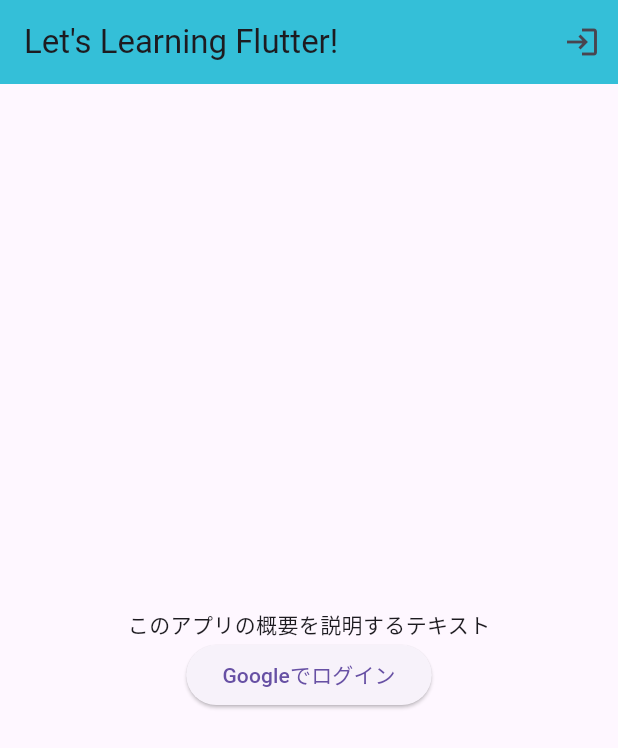
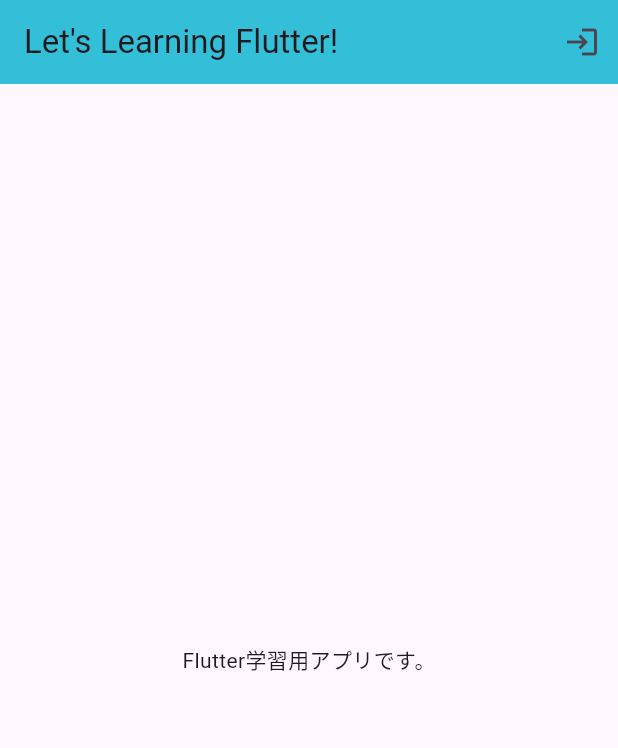
Before and after one commit to pochi-pochi/learning_flutter, a Flutter app: the screen it shows after launch, after a tap on the "login" icon, on a phone screen of 412 x 824 dp. Shown: the top 748 px of the screen. Run offline on Flutter 3.47's test engine with Material 3 defaults, Android fonts, the phone set to English and light mode, and no system bars; our stand-ins replace firebase_auth, firebase_core, google_sign_in; accounts and stored records are empty.

Commit message:
[add]googleログイン機能の追加

```diff
--- a/lib/main.dart
+++ b/lib/main.dart
@@ -1,24 +1,31 @@
 import 'package:flutter/material.dart';
+import 'package:provider/provider.dart';
 import 'package:firebase_core/firebase_core.dart';
+import 'services/authentication_service.dart';
 import 'screens/introduction_screen.dart';
-import 'screens/home_screen.dart';
+import 'package:firebase_auth/firebase_auth.dart';
 import 'config/firebase_options.dart';
 
 void main() async {
   WidgetsFlutterBinding.ensureInitialized();
   await Firebase.initializeApp(options: DefaultFirebaseOptions.currentPlatform);
+
   runApp(MyApp());
 }
 
 class MyApp extends StatelessWidget {
   @override
   Widget build(BuildContext context) {
-    return MaterialApp(
-      title: 'Flutter Learning App',
-      theme: ThemeData(
-        primarySwatch: Colors.blue,
+    return Provider<AuthenticationService>(
+      // AuthenticationServiceのインスタンスを作成
+      create: (_) => AuthenticationService(FirebaseAuth.instance),
+      child: MaterialApp(
+        title: 'Let\'s Learning Flutter!',
+        theme: ThemeData(
+          primarySwatch: Colors.blue,
+        ),
+        home: IntroductionScreen(), // 最初に表示する画面
       ),
-      home: IntroductionScreen(),
     );
   }
 }
--- a/lib/screens/introduction_screen.dart
+++ b/lib/screens/introduction_screen.dart
@@ -6,27 +6,32 @@ import 'home_screen.dart';
 class IntroductionScreen extends StatelessWidget {
   @override
   Widget build(BuildContext context) {
+    // AuthenticationServiceを取得
+    final authService = Provider.of<AuthenticationService>(context, listen: false);
+
     return Scaffold(
       appBar: AppBar(title: const Text('Let\'s Learning Flutter!'),
       backgroundColor: const Color.fromARGB(255, 52, 191, 216),
       actions: <Widget>[
-        IconButton(onPressed: (){
-          context.read<AuthenticationService>().signInWithGoogle();
-        }, icon: const Icon(Icons.login))
+        IconButton(onPressed: () async {
+            // Googleでサインイン
+            final googleUser = await authService.signInWithGoogle();
+            if (googleUser != null) {
+              print("googleログイン成功!");
+              // Firebaseにサインイン
+              final firebaseUser = await authService.signInWithFirebase(googleUser);
+              if (firebaseUser != null) {
+                // ホーム画面にナビゲート
+                Navigator.pushReplacement(
+                  context,
+                  MaterialPageRoute(builder: (context) => HomeScreen()),
+                );
+              }
+            }
+          }, icon: const Icon(Icons.login))
       ],),
-      body: Center(
-        child: Column(
-          mainAxisAlignment: MainAxisAlignment.center,
-          children: <Widget>[
-            Text('このアプリの概要を説明するテキスト'),
-            ElevatedButton(
-              child: Text('Googleでログイン'),
-              onPressed: () {
-                // Googleログインの処理
-              },
-            ),
-          ],
-        ),
+      body: const Center(
+        child: Text("Flutter学習用アプリです。"),
       ),
     );
   }
--- a/lib/services/authentication_service.dart
+++ b/lib/services/authentication_service.dart
@@ -3,26 +3,41 @@ import 'package:google_sign_in/google_sign_in.dart';
 
 class AuthenticationService {
   final FirebaseAuth _firebaseAuth;
+  final GoogleSignIn _googleSignIn = GoogleSignIn(
+    clientId: "633729870666-2diig1uf5ik4cr9l56i0pco0gdj1vf8f.apps.googleusercontent.com");
 
   AuthenticationService(this._firebaseAuth);
 
-  Stream<User?> get authStateChanges => _firebaseAuth.authStateChanges();
-
-  Future<void> signInWithGoogle() async {
-    final GoogleSignInAccount? googleUser = await GoogleSignIn().signIn();
-    if (googleUser == null) {
-      return;
+  // Googleでサインイン
+  Future<GoogleSignInAccount?> signInWithGoogle() async {
+    try {
+      final GoogleSignInAccount? googleUser = await _googleSignIn.signIn();
+      return googleUser;
+    } catch (e) {
+      print(e);
+      return null;
     }
-    final GoogleSignInAuthentication googleAuth = await googleUser.authentication;
-    final AuthCredential credential = GoogleAuthProvider.credential(
-      accessToken: googleAuth.accessToken,
-      idToken: googleAuth.idToken,
-    );
-
-    await _firebaseAuth.signInWithCredential(credential);
   }
 
+  // Firebaseにサインイン
+  Future<User?> signInWithFirebase(GoogleSignInAccount googleUser) async {
+    try {
+      final GoogleSignInAuthentication googleAuth = await googleUser.authentication;
+      final AuthCredential credential = GoogleAuthProvider.credential(
+        accessToken: googleAuth.accessToken,
+        idToken: googleAuth.idToken,
+      );
+      UserCredential userCredential = await _firebaseAuth.signInWithCredential(credential);
+      return userCredential.user;
+    } catch (e) {
+      print(e);
+      return null;
+    }
+  }
+
+  // サインアウト
   Future<void> signOut() async {
+    await _googleSignIn.signOut();
     await _firebaseAuth.signOut();
   }
 }
```
